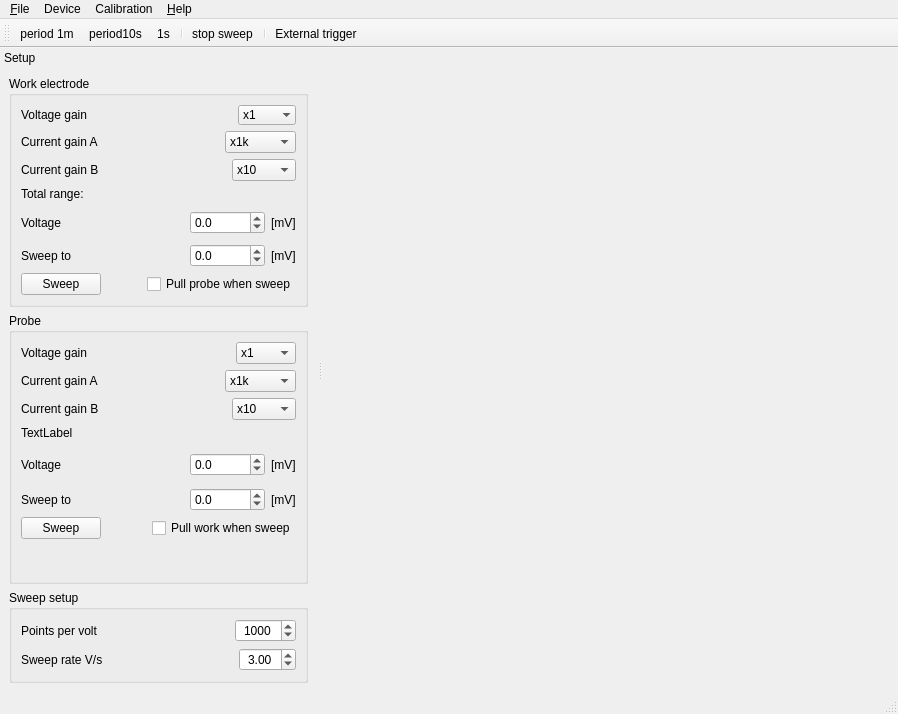
Above: software/digitizer/src/main_wnd.ui from z80/digitizer before the change. Below: the same form after it.
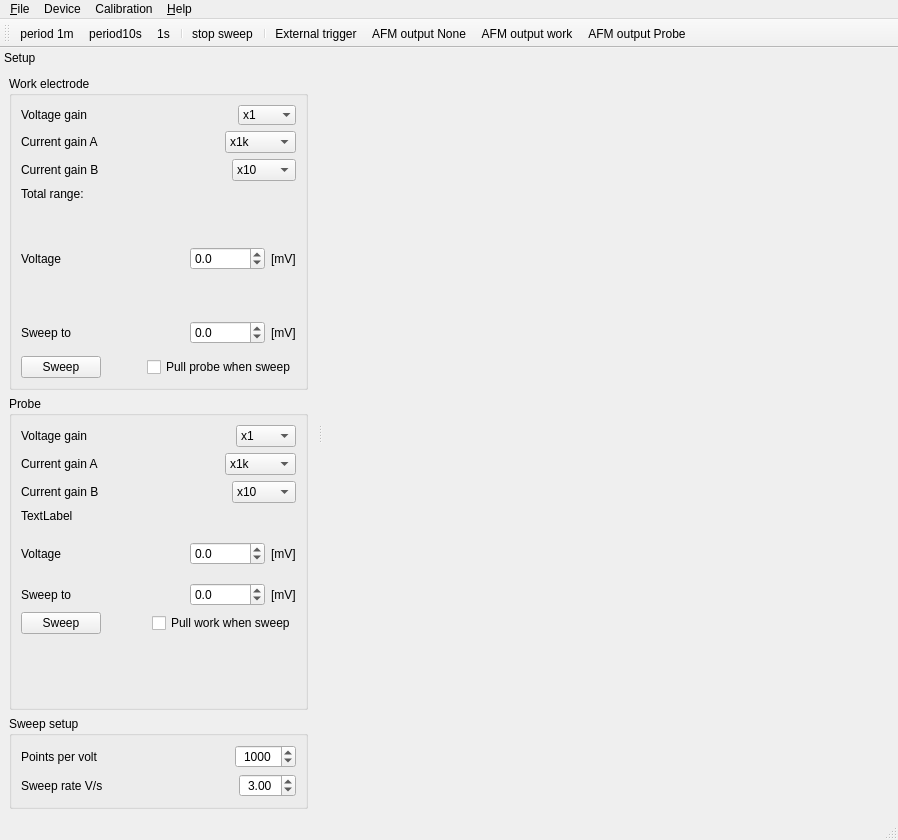
That is the form after the change. Icons and pictures are not drawn.

Commit message: Added AFM output control and filled firmware upgrade routine.

Diff of the .ui file:
```diff
--- a/software/digitizer/src/main_wnd.ui
+++ b/software/digitizer/src/main_wnd.ui
@@ -7,7 +7,7 @@
     <x>0</x>
     <y>0</y>
     <width>898</width>
-    <height>714</height>
+    <height>840</height>
    </rect>
   </property>
   <property name="windowTitle">
@@ -801,6 +801,9 @@
    <addaction name="actionStop_sweep"/>
    <addaction name="separator"/>
    <addaction name="actionExternal_trigger"/>
+   <addaction name="actionAFM_output_None"/>
+   <addaction name="actionAFM_output_work"/>
+   <addaction name="actionAFM_output_Probe"/>
   </widget>
   <widget class="QStatusBar" name="statusBar"/>
   <action name="action_Quit">
@@ -984,6 +987,39 @@
     <string>Record data on external trigger rising edge.</string>
    </property>
   </action>
+  <action name="actionAFM_output_None">
+   <property name="checkable">
+    <bool>true</bool>
+   </property>
+   <property name="text">
+    <string>AFM output None</string>
+   </property>
+   <property name="toolTip">
+    <string>No output to AFM</string>
+   </property>
+  </action>
+  <action name="actionAFM_output_work">
+   <property name="checkable">
+    <bool>true</bool>
+   </property>
+   <property name="text">
+    <string>AFM output work</string>
+   </property>
+   <property name="toolTip">
+    <string>AFM output from Work Electrode</string>
+   </property>
+  </action>
+  <action name="actionAFM_output_Probe">
+   <property name="checkable">
+    <bool>true</bool>
+   </property>
+   <property name="text">
+    <string>AFM output Probe</string>
+   </property>
+   <property name="toolTip">
+    <string>AFM output from Probe Electrode</string>
+   </property>
+  </action>
  </widget>
  <resources>
   <include location="images.qrc"/>
```
Left out of the diff: 2 changed lines with no effect on the pictures. The commit also changes 17 other files.
